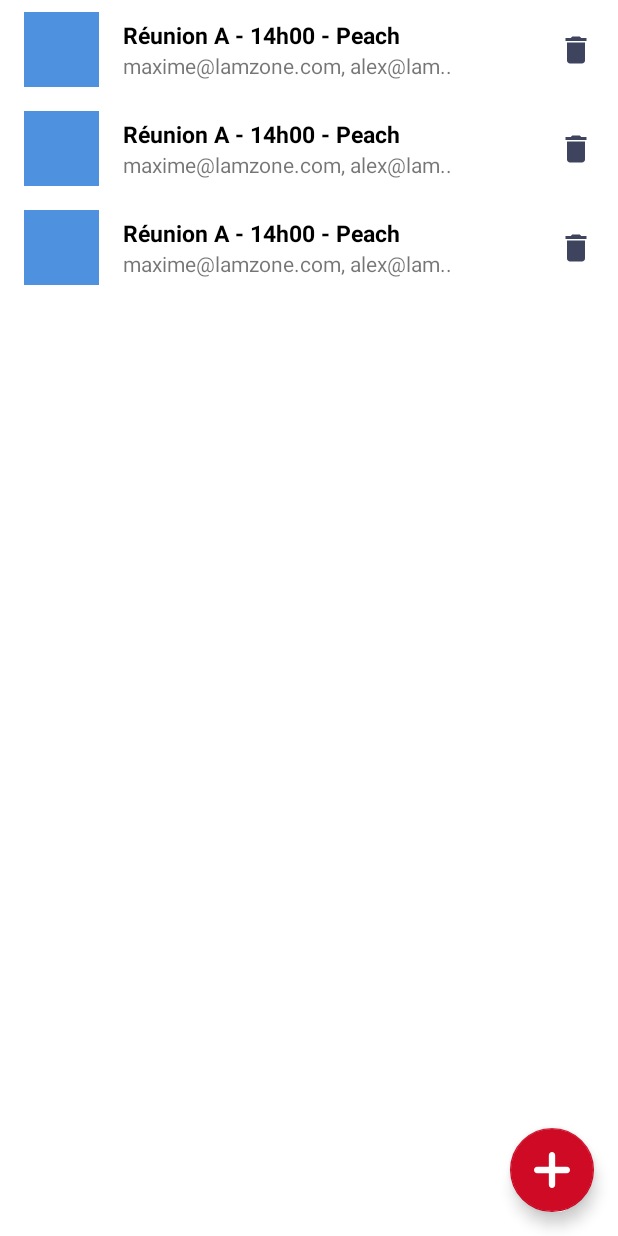
After one commit to Ken-su09/OC_Project4, an Android app: the layout fragment_meetings_list.xml on its own in the app's theme, with its tools: preview values and no code run, on a phone screen of 412 x 824 dp. The commit adds this screen. Run offline under Robolectric (Android 15) with nearby library versions, the phone set to English and light mode, and no system bars.

Commit message:
Work on MeetingList / Creation of ViewModelFactory

```diff
--- /dev/null
+++ b/app/src/main/res/drawable/ic_delete.xml
@@ -0,0 +1,11 @@
+<?xml version="1.0" encoding="utf-8"?>
+<vector xmlns:android="http://schemas.android.com/apk/res/android"
+    android:width="24dp"
+    android:height="24dp"
+    android:tint="#3f445e"
+    android:viewportWidth="24.0"
+    android:viewportHeight="24.0">
+    <path
+        android:fillColor="#FF000000"
+        android:pathData="M6,19c0,1.1 0.9,2 2,2h8c1.1,0 2,-0.9 2,-2V7H6v12zM19,4h-3.5l-1,-1h-5l-1,1H5v2h14V4z" />
+</vector>
--- /dev/null
+++ b/app/src/main/res/drawable/ic_filter.xml
@@ -0,0 +1,4 @@
+<vector android:height="25dp" android:viewportHeight="459"
+    android:viewportWidth="459" android:width="25dp" xmlns:android="http://schemas.android.com/apk/res/android">
+    <path android:fillColor="@color/white" android:pathData="M178.5,382.5h102v-51h-102V382.5zM0,76.5v51h459v-51H0zM76.5,255h306v-51h-306V255z"/>
+</vector>
--- /dev/null
+++ b/app/src/main/res/drawable/ic_plus.xml
@@ -0,0 +1,4 @@
+<vector android:height="25dp" android:viewportHeight="512"
+    android:viewportWidth="512" android:width="25dp" xmlns:android="http://schemas.android.com/apk/res/android">
+    <path android:fillColor="#FF000000" android:pathData="m467,211h-166v-166c0,-24.853 -20.147,-45 -45,-45s-45,20.147 -45,45v166h-166c-24.853,0 -45,20.147 -45,45s20.147,45 45,45h166v166c0,24.853 20.147,45 45,45s45,-20.147 45,-45v-166h166c24.853,0 45,-20.147 45,-45s-20.147,-45 -45,-45z"/>
+</vector>
--- /dev/null
+++ b/app/src/main/res/layout/fragment_meetings_list.xml
@@ -0,0 +1,44 @@
+<?xml version="1.0" encoding="utf-8"?>
+<androidx.coordinatorlayout.widget.CoordinatorLayout xmlns:android="http://schemas.android.com/apk/res/android"
+    xmlns:app="http://schemas.android.com/apk/res-auto"
+    xmlns:tools="http://schemas.android.com/tools"
+    android:id="@+id/main_content"
+    android:layout_width="match_parent"
+    android:layout_height="match_parent"
+    android:orientation="vertical"
+    tools:context=".ui.list.MeetingsListFragment">
+
+    <com.google.android.material.appbar.MaterialToolbar
+        android:id="@+id/toolbar"
+        android:layout_width="match_parent"
+        android:layout_height="?attr/actionBarSize" />
+
+    <androidx.constraintlayout.widget.ConstraintLayout
+        android:layout_width="match_parent"
+        android:layout_height="match_parent"
+        app:layout_behavior="com.google.android.material.appbar.AppBarLayout$ScrollingViewBehavior">
+
+        <androidx.recyclerview.widget.RecyclerView
+            android:id="@+id/meetings_rv"
+            android:layout_width="0dp"
+            android:layout_height="0dp"
+            app:layoutManager="LinearLayoutManager"
+            app:layout_constraintBottom_toBottomOf="parent"
+            app:layout_constraintEnd_toEndOf="parent"
+            app:layout_constraintStart_toStartOf="parent"
+            app:layout_constraintTop_toTopOf="parent"
+            tools:listitem="@layout/item_meeting" />
+
+    </androidx.constraintlayout.widget.ConstraintLayout>
+
+    <com.google.android.material.floatingactionbutton.FloatingActionButton
+        android:id="@+id/add_neighbour"
+        android:layout_width="wrap_content"
+        android:layout_height="wrap_content"
+        android:layout_gravity="end|bottom"
+        android:layout_margin="16dp"
+        android:contentDescription="@string/a11y_add_meeting"
+        app:srcCompat="@drawable/ic_plus"
+        app:tint="@color/white" />
+
+</androidx.coordinatorlayout.widget.CoordinatorLayout>
--- /dev/null
+++ b/app/src/main/res/layout/item_meeting.xml
@@ -0,0 +1,59 @@
+<?xml version="1.0" encoding="utf-8"?>
+<androidx.constraintlayout.widget.ConstraintLayout xmlns:android="http://schemas.android.com/apk/res/android"
+    xmlns:app="http://schemas.android.com/apk/res-auto"
+    xmlns:tools="http://schemas.android.com/tools"
+    android:layout_width="match_parent"
+    android:layout_height="wrap_content">
+
+    <androidx.appcompat.widget.AppCompatImageView
+        android:id="@+id/meeting_color"
+        android:layout_width="50dp"
+        android:layout_height="50dp"
+        android:layout_marginStart="16dp"
+        android:layout_marginTop="8dp"
+        android:layout_marginBottom="8dp"
+        android:background="@color/colorAccent"
+        app:layout_constraintBottom_toBottomOf="parent"
+        app:layout_constraintStart_toStartOf="parent"
+        app:layout_constraintTop_toTopOf="parent" />
+
+    <androidx.appcompat.widget.AppCompatTextView
+        android:id="@+id/meeting_subject"
+        android:layout_width="0dp"
+        android:layout_height="wrap_content"
+        android:layout_marginStart="16dp"
+        android:layout_marginEnd="16dp"
+        android:textColor="@color/black"
+        android:textSize="15sp"
+        android:textStyle="bold"
+        app:layout_constraintVertical_chainStyle="packed"
+        app:layout_constraintEnd_toStartOf="@+id/delete_button"
+        app:layout_constraintStart_toEndOf="@+id/meeting_color"
+        app:layout_constraintTop_toTopOf="@+id/meeting_color"
+        app:layout_constraintBottom_toTopOf="@+id/meeting_list_of_mails"
+        tools:text="Réunion A - 14h00 - Peach" />
+
+    <androidx.appcompat.widget.AppCompatTextView
+        android:id="@+id/meeting_list_of_mails"
+        android:layout_width="0dp"
+        android:layout_height="wrap_content"
+        android:layout_marginStart="16dp"
+        android:layout_marginEnd="16dp"
+        app:layout_constraintTop_toBottomOf="@+id/meeting_subject"
+        app:layout_constraintBottom_toBottomOf="@+id/meeting_color"
+        app:layout_constraintEnd_toStartOf="@+id/delete_button"
+        app:layout_constraintStart_toEndOf="@+id/meeting_color"
+        tools:text="maxime@lamzone.com, alex@lam.." />
+
+    <androidx.appcompat.widget.AppCompatImageButton
+        android:id="@+id/delete_button"
+        android:layout_width="wrap_content"
+        android:layout_height="wrap_content"
+        android:layout_marginEnd="16dp"
+        android:background="@null"
+        app:layout_constraintBottom_toBottomOf="parent"
+        app:layout_constraintEnd_toEndOf="parent"
+        app:layout_constraintTop_toTopOf="parent"
+        app:srcCompat="@drawable/ic_delete" />
+
+</androidx.constraintlayout.widget.ConstraintLayout>
```
Also changed, not shown: app/src/main/java/com/suonk/oc_project4/ui/OnMeetingEventListener.java (added, +8 -0 lines), app/src/main/java/com/suonk/oc_project4/ui/ViewModelFactory.java (added, +36 -0 lines), app/src/main/java/com/suonk/oc_project4/ui/list/MeetingsListAdapter.java (added, +71 -0 lines), app/src/main/java/com/suonk/oc_project4/ui/list/MeetingsListFragment.java (added, +108 -0 lines), app/src/main/java/com/suonk/oc_project4/ui/list/MeetingsViewModel.java (+10 -0 lines), app/src/main/java/com/suonk/oc_project4/ui/list/MeetingsViewState.java (added, +103 -0 lines), app/src/main/res/drawable/ic_meeting.xml (added, +39 -0 lines), app/src/main/res/layout/activity_main.xml (+6 -13 lines), app/src/main/res/layout/fragment_meeting_details.xml (added, +8 -0 lines), app/src/main/res/menu/list_meetings_toolbar_menu.xml (added, +10 -0 lines).
